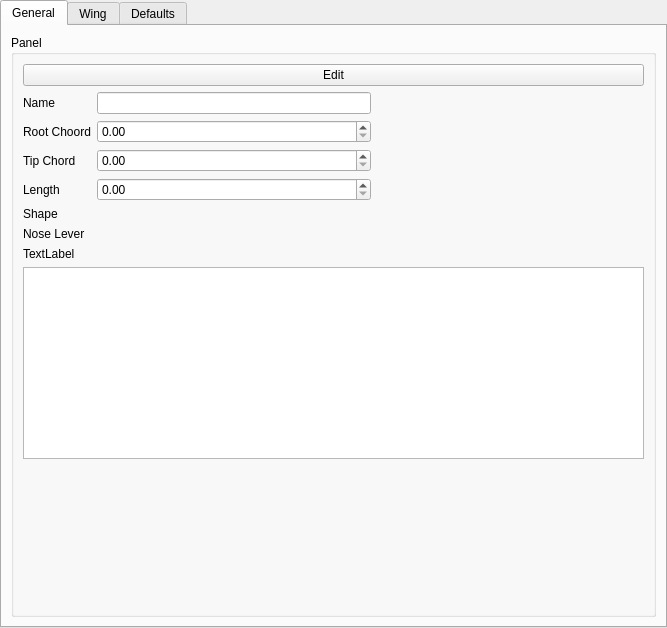
The window that resources/airPlaneWpanelTask.ui (FredsFactory/FreeCAD_AirPlaneDesign) describes before a commit, drawn with Qt 5.
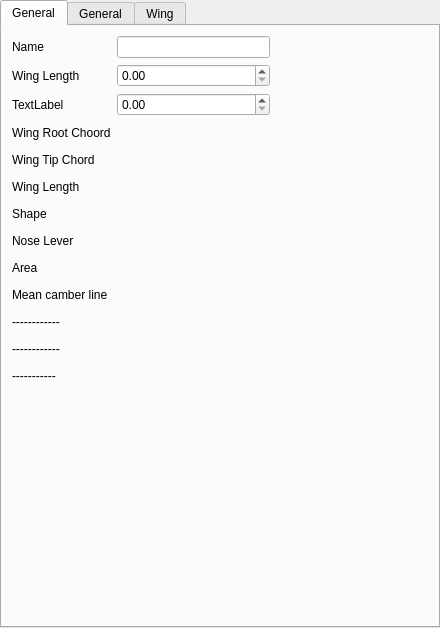
The same window after the commit. The open tabs and pages were chosen to show the change. Icons and pictures are not drawn. Custom widgets are drawn as their Qt base class.

Commit message:
V0.4 -  automatic wing generation
automatic wing generation, first integration of Xfoil lib

```diff
--- a/resources/airPlaneWpanelTask.ui
+++ b/resources/airPlaneWpanelTask.ui
@@ -6,7 +6,7 @@
    <rect>
     <x>0</x>
     <y>0</y>
-    <width>667</width>
+    <width>440</width>
     <height>628</height>
    </rect>
   </property>
@@ -16,6 +16,143 @@
   <property name="currentIndex">
    <number>0</number>
   </property>
+  <widget class="QWidget" name="tab">
+   <attribute name="title">
+    <string>General</string>
+   </attribute>
+   <widget class="QWidget" name="gridLayoutWidget">
+    <property name="geometry">
+     <rect>
+      <x>10</x>
+      <y>10</y>
+      <width>411</width>
+      <height>350</height>
+     </rect>
+    </property>
+    <layout class="QGridLayout" name="gridLayout_2">
+     <item row="0" column="0">
+      <widget class="QLabel" name="label_9">
+       <property name="text">
+        <string>Name</string>
+       </property>
+      </widget>
+     </item>
+     <item row="5" column="0">
+      <widget class="QLabel" name="label_26">
+       <property name="text">
+        <string>Wing Length</string>
+       </property>
+      </widget>
+     </item>
+     <item row="9" column="0">
+      <widget class="QLabel" name="label_25">
+       <property name="text">
+        <string>Mean camber line</string>
+       </property>
+      </widget>
+     </item>
+     <item row="1" column="0">
+      <widget class="QLabel" name="label_22">
+       <property name="text">
+        <string>Wing Length</string>
+       </property>
+      </widget>
+     </item>
+     <item row="10" column="0">
+      <widget class="QLabel" name="label_12">
+       <property name="text">
+        <string>------------</string>
+       </property>
+      </widget>
+     </item>
+     <item row="1" column="1">
+      <widget class="QDoubleSpinBox" name="wingLength">
+       <property name="decimals">
+        <number>2</number>
+       </property>
+       <property name="maximum">
+        <double>999999999.990000009536743</double>
+       </property>
+      </widget>
+     </item>
+     <item row="6" column="0">
+      <widget class="QLabel" name="label_24">
+       <property name="text">
+        <string>Shape</string>
+       </property>
+      </widget>
+     </item>
+     <item row="7" column="0">
+      <widget class="QLabel" name="label_23">
+       <property name="text">
+        <string>Nose Lever</string>
+       </property>
+      </widget>
+     </item>
+     <item row="12" column="0">
+      <widget class="QLabel" name="label_14">
+       <property name="text">
+        <string>-----------</string>
+       </property>
+      </widget>
+     </item>
+     <item row="3" column="0">
+      <widget class="QLabel" name="label_15">
+       <property name="text">
+        <string>Wing Root Choord</string>
+       </property>
+      </widget>
+     </item>
+     <item row="8" column="0">
+      <widget class="QLabel" name="label_16">
+       <property name="text">
+        <string>Area</string>
+       </property>
+      </widget>
+     </item>
+     <item row="4" column="0">
+      <widget class="QLabel" name="label_18">
+       <property name="text">
+        <string>Wing Tip Chord</string>
+       </property>
+      </widget>
+     </item>
+     <item row="2" column="0">
+      <widget class="QLabel" name="label_11">
+       <property name="text">
+        <string>TextLabel</string>
+       </property>
+      </widget>
+     </item>
+     <item row="2" column="1">
+      <widget class="QDoubleSpinBox" name="doubleSpinBox_6"/>
+     </item>
+     <item row="11" column="0">
+      <widget class="QLabel" name="label_13">
+       <property name="text">
+        <string>------------</string>
+       </property>
+      </widget>
+     </item>
+     <item row="0" column="2">
+      <spacer name="horizontalSpacer">
+       <property name="orientation">
+        <enum>Qt::Horizontal</enum>
+       </property>
+       <property name="sizeHint" stdset="0">
+        <size>
+         <width>40</width>
+         <height>20</height>
+        </size>
+       </property>
+      </spacer>
+     </item>
+     <item row="0" column="1">
+      <widget class="QLineEdit" name="name"/>
+     </item>
+    </layout>
+   </widget>
+  </widget>
   <widget class="QWidget" name="tabGeneral">
    <property name="toolTipDuration">
     <number>-4</number>
@@ -29,61 +166,67 @@
       <item>
        <widget class="QGroupBox" name="groupBox_6">
         <property name="title">
-         <string>Panel</string>
+         <string/>
         </property>
         <layout class="QVBoxLayout" name="verticalLayout_16">
-         <item>
-          <widget class="QPushButton" name="jplaneEdit">
-           <property name="text">
-            <string>Edit</string>
-           </property>
-          </widget>
-         </item>
          <item>
           <layout class="QGridLayout" name="gridLayout_6">
            <item row="3" column="0">
             <widget class="QLabel" name="label_17">
              <property name="text">
-              <string>Tip Chord</string>
+              <string>Area</string>
              </property>
             </widget>
            </item>
-           <item row="0" column="2">
-            <spacer name="horizontalSpacer_2">
-             <property name="orientation">
-              <enum>Qt::Horizontal</enum>
-             </property>
-             <property name="sizeHint" stdset="0">
-              <size>
-               <width>40</width>
-               <height>20</height>
-              </size>
-             </property>
-            </spacer>
+           <item row="6" column="2">
+            <widget class="QDoubleSpinBox" name="doubleSpinBox_4"/>
            </item>
            <item row="0" column="0">
             <widget class="QLabel" name="label_3">
              <property name="text">
-              <string>Name</string>
-             </property>
-            </widget>
-           </item>
-           <item row="3" column="1">
-            <widget class="QDoubleSpinBox" name="fuselageWidth">
-             <property name="maximum">
-              <double>9999999999.989999771118164</double>
+              <string>Mean camber line</string>
              </property>
             </widget>
            </item>
            <item row="4" column="0">
             <widget class="QLabel" name="label_20">
              <property name="text">
-              <string>Length</string>
+              <string>Wing Length</string>
              </property>
             </widget>
            </item>
-           <item row="7" column="0">
-            <widget class="QLabel" name="label_19">
+           <item row="8" column="2">
+            <widget class="QDoubleSpinBox" name="doubleSpinBox_2"/>
+           </item>
+           <item row="3" column="2">
+            <widget class="QDoubleSpinBox" name="wingTipChoord">
+             <property name="maximum">
+              <double>9999999999.989999771118164</double>
+             </property>
+            </widget>
+           </item>
+           <item row="0" column="3">
+            <spacer name="horizontalSpacer_2">
+             <property name="orientation">
+              <enum>Qt::Horizontal</enum>
+             </property>
+             <property name="sizeHint" stdset="0">
+              <size>
+               <width>40</width>
+               <height>20</height>
+              </size>
+             </property>
+            </spacer>
+           </item>
+           <item row="1" column="2">
+            <widget class="QDoubleSpinBox" name="wingRootChoord">
+             <property name="maximum">
+              <double>9999999999.989999771118164</double>
+             </property>
+            </widget>
+           </item>
+           <item row="12" column="0">
+            <widget class="QLabel" name="label_7">
              <property name="text">
               <string>Nose Lever</string>
              </property>
@@ -92,11 +235,18 @@
            <item row="1" column="0">
             <widget class="QLabel" name="label_10">
              <property name="text">
-              <string>Root Choord</string>
+              <string>Wing Root Choord</string>
              </property>
             </widget>
            </item>
-           <item row="4" column="1">
+           <item row="3" column="0">
+            <widget class="QLabel" name="label_17">
+             <property name="text">
+              <string>Wing Tip Chord</string>
+             </property>
+            </widget>
+           </item>
+           <item row="9" column="2">
             <widget class="QDoubleSpinBox" name="doubleSpinBox"/>
            </item>
            <item row="6" column="0">
@@ -113,21 +263,15 @@
              </property>
             </widget>
            </item>
-           <item row="0" column="1">
-            <widget class="QLineEdit" name="name"/>
-           </item>
-           <item row="1" column="1">
-            <widget class="QDoubleSpinBox" name="fuselageLength">
-             <property name="maximum">
-              <double>9999999999.989999771118164</double>
+           <item row="0" column="0">
+            <widget class="QLabel" name="label_3">
+             <property name="text">
+              <string>Name</string>
              </property>
             </widget>
            </item>
           </layout>
          </item>
-         <item>
-          <widget class="zoomableGraphic" name="graphicsView"/>
-         </item>
          <item>
           <spacer name="verticalSpacer_4">
            <property name="orientation">
@@ -312,25 +456,7 @@
     </item>
    </layout>
   </widget>
-  <widget class="QWidget" name="tabXXX">
-   <attribute name="title">
-    <string>Defaults</string>
-   </attribute>
-   <layout class="QVBoxLayout" name="verticalLayout_11"/>
-  </widget>
- </widget>
- <customwidgets>
-  <customwidget>
-   <class>zoomableGraphic</class>
-   <extends>QGraphicsView</extends>
-   <header>zoomablegraphic.h</header>
-  </customwidget>
- </customwidgets>
- <tabstops>
-  <tabstop>tpzControllerEdit</tabstop>
-  <tabstop>tpzControllerAdd</tabstop>
-  <tabstop>tpzControllerDelete</tabstop>
- </tabstops>
+ </widget>
  <resources>
   <include location="icons/resource.qrc"/>
   <include location="icons/resource.qrc"/>
```
Left out of the diff: 140 changed lines with no effect on the pictures. Lines whose indentation alone changed are shown as unchanged. The commit also changes 23 other files.
